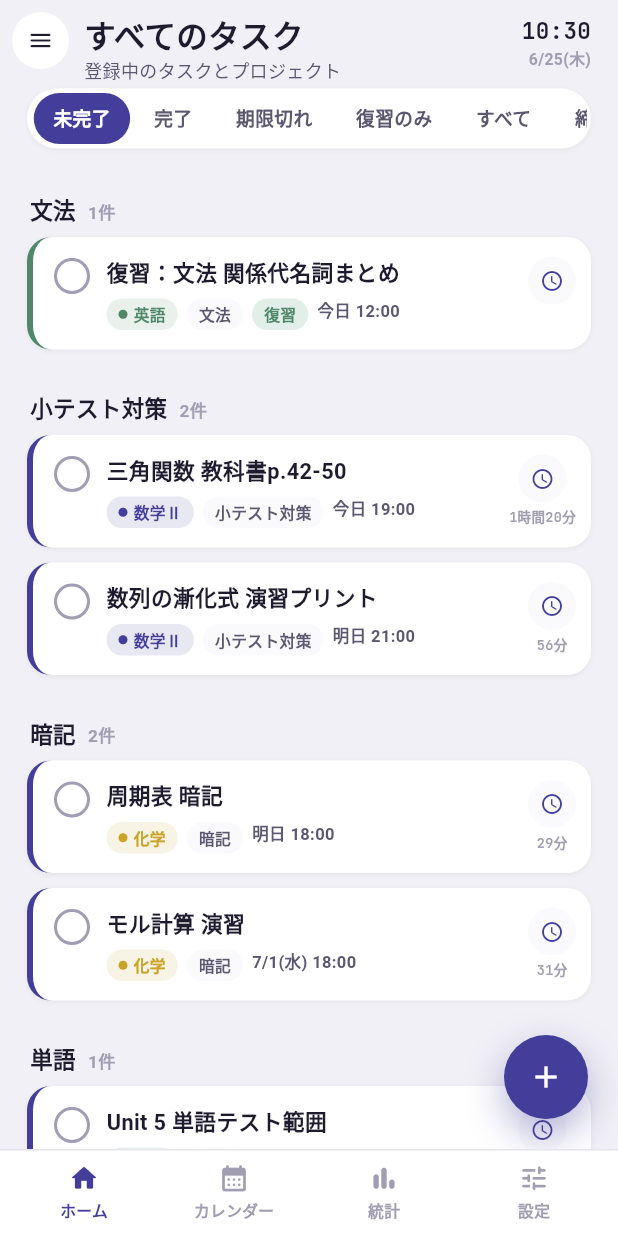
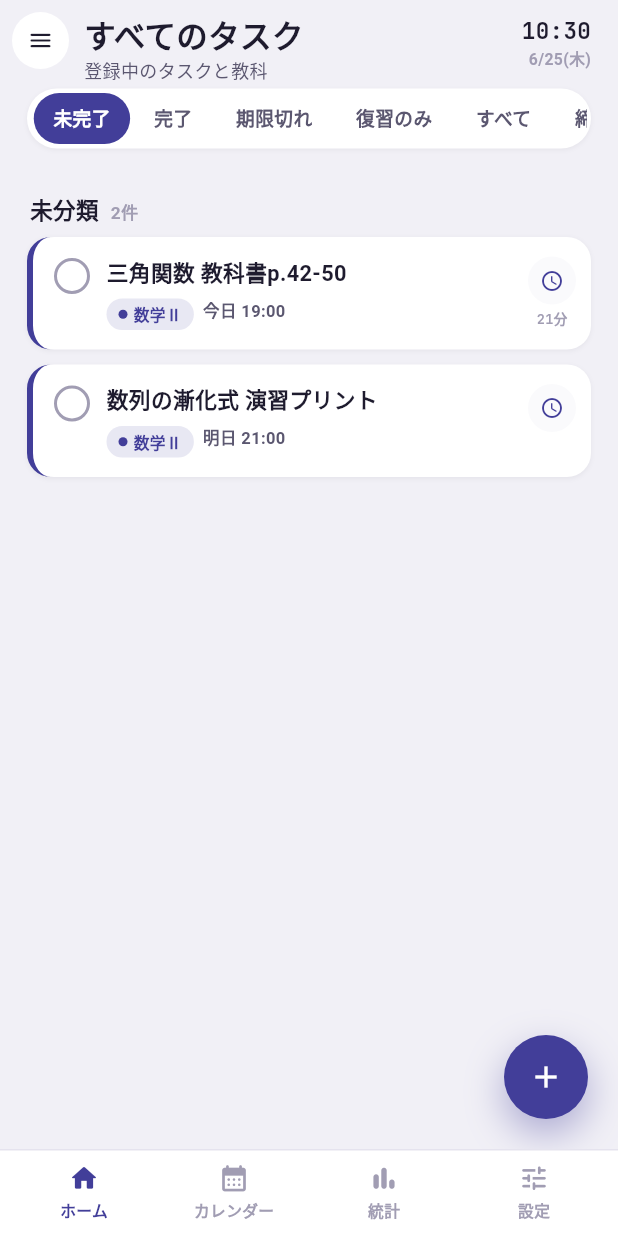
Before and after one commit to nokonoko314/StudySync, a Flutter app: the screen it shows after launch, in the side drawer, after a tap on the "add" icon, on a phone screen of 412 x 824 dp. Run offline on Flutter 3.47's test engine with Material 3 defaults, Android fonts, the phone set to English and light mode, and no system bars; our stand-ins replace cloud_firestore, firebase_auth, firebase_core, flutter_local_notifications, google_fonts, google_sign_in and 4 more; accounts and stored records are empty; Roboto replaces fonts that are missing (Shippori Mincho, Zen Kaku Gothic New).

Commit message:
StudySync_v0.2

```diff
--- a/lib/app_theme.dart
+++ b/lib/app_theme.dart
@@ -24,7 +24,7 @@ class AppColors {
     BoxShadow(color: Color(0x0F1E1B2E), blurRadius: 2, offset: Offset(0, 1)),
   ];
 
-  /// プロジェクトの色（ドット・タグ・グラフに使用）
+  /// 教科の色（ドット・タグ・グラフに使用）
   static const projectPalette = [
     indigo,
     sage,
--- a/lib/main.dart
+++ b/lib/main.dart
@@ -1,3 +1,4 @@
+import 'dart:async';
 import 'package:flutter/material.dart';
 import 'package:flutter_localizations/flutter_localizations.dart';
 import 'package:provider/provider.dart';
@@ -13,8 +14,21 @@ Future<void> main() async {
   // firebase_options.dart は `flutterfire configure` を実行すると
   // 自動生成されます（README_FLUTTER.md 参照）。まだ実行していない場合は
   // ここでビルドエラーになります。
-  await Firebase.initializeApp(options: DefaultFirebaseOptions.currentPlatform);
-  await NotificationService.init();
+  //
+  // どちらの初期化も、万が一固まってしまった場合に画面が永遠に真っ黒/
+  // 起動中のまま、にならないようタイムアウトを付けている。失敗しても
+  // アプリ自体は起動させ、Firebase関連の機能だけが使えない状態で続行する。
+  try {
+    await Firebase.initializeApp(options: DefaultFirebaseOptions.currentPlatform)
+        .timeout(const Duration(seconds: 10));
+  } catch (e) {
+    debugPrint('[main] Firebase.initializeApp failed or timed out: $e');
+  }
+  try {
+    await NotificationService.init().timeout(const Duration(seconds: 5));
+  } catch (e) {
+    debugPrint('[main] NotificationService.init failed or timed out: $e');
+  }
   runApp(const StudySyncApp());
 }
 
--- a/lib/models/app_settings.dart
+++ b/lib/models/app_settings.dart
@@ -13,7 +13,7 @@ class AppSettings {
   bool notifDeadline;
   int reviewLeadMinutes; // 復習タスク：期限の何分前に知らせるか。既定60分
   int deadlineLeadMinutes; // 通常タスク：期限の何分前に知らせるか。既定180分
-  List<String> knownGroups; // 一度使ったグループ名を覚えておき、次回から候補として出す
+  List<String> knownGroups; // 一度使った「プロジェクト」名を覚えておき、次回から候補として出す
   int defaultDueHour; // 新規タスク作成時の既定の期限時刻（時）。既定23時
   int defaultDueMinute; // 新規タスク作成時の既定の期限時刻（分）
   WallpaperType wallpaperType;
--- a/lib/models/project.dart
+++ b/lib/models/project.dart
@@ -1,40 +1,26 @@
 import 'package:flutter/material.dart';
 
-/// プロジェクト（教科・科目）を表すモデル。
-/// テスト期間（start〜end）はオプションで、設定すると
-/// ドロワーに「テスト期間 〇/〇〜〇/〇・あとN日」と表示されます。
+/// 教科（旧プロジェクト）を表すモデル。
 class Project {
   String id;
   String name;
   Color color;
-  DateTime? start;
-  DateTime? end;
 
   Project({
     required this.id,
     required this.name,
     required this.color,
-    this.start,
-    this.end,
   });
 
   Map<String, dynamic> toJson() => {
         'id': id,
         'name': name,
         'color': color.value,
-        'start': start?.millisecondsSinceEpoch,
-        'end': end?.millisecondsSinceEpoch,
       };
 
   factory Project.fromJson(Map<String, dynamic> json) => Project(
         id: json['id'] as String,
         name: json['name'] as String,
         color: Color(json['color'] as int),
-        start: json['start'] != null
-            ? DateTime.fromMillisecondsSinceEpoch(json['start'] as int)
-            : null,
-        end: json['end'] != null
-            ? DateTime.fromMillisecondsSinceEpoch(json['end'] as int)
-            : null,
       );
 }
--- a/lib/screens/home_screen.dart
+++ b/lib/screens/home_screen.dart
@@ -3,7 +3,6 @@ import 'package:provider/provider.dart';
 import '../state/app_state.dart';
 import '../models/task.dart';
 import '../app_theme.dart';
-import '../utils/date_utils.dart';
 import '../widgets/task_card.dart';
 import '../widgets/pressable.dart';
 import '../widgets/project_drawer.dart';
@@ -44,11 +43,7 @@ class HomeScreen extends StatelessWidget {
                 child: Column(crossAxisAlignment: CrossAxisAlignment.start, children: [
                   Text(project?.name ?? 'すべてのタスク', style: AppTheme.display(21)),
                   Text(
-                    project != null
-                        ? (project.start != null
-                            ? 'テスト期間 ${fmtShort(project.start!)}〜${fmtShort(project.end!)}'
-                            : 'プロジェクトのタスクを表示中')
-                        : '登録中のタスクとプロジェクト',
+                    project != null ? 'この教科のタスクを表示中' : '登録中のタスクと教科',
                     style: AppTheme.body(12, color: AppColors.inkSoft),
                   ),
                   if (project != null)
--- a/lib/screens/settings_screen.dart
+++ b/lib/screens/settings_screen.dart
@@ -2,8 +2,10 @@ import 'package:flutter/material.dart';
 import 'package:provider/provider.dart';
 import '../state/app_state.dart';
 import '../app_theme.dart';
+import '../changelog.dart';
 import '../sheets/settings_sheets.dart';
 import '../sheets/project_list_sheet.dart';
+import '../sheets/changelog_sheet.dart';
 import '../widgets/pressable.dart';
 
 class SettingsScreen extends StatelessWidget {
@@ -38,9 +40,9 @@ class SettingsScreen extends StatelessWidget {
           ),
         ]),
         const SizedBox(height: 8),
-        _sectionLabel('科目'),
+        _sectionLabel('教科'),
         _group([
-          _row(context, Icons.folder_outlined, AppColors.sageSoft, AppColors.sage, '科目（プロジェクト）の管理', '追加・編集・削除、テスト期間の設定', () => showSubjectsSheet(context)),
+          _row(context, Icons.folder_outlined, AppColors.sageSoft, AppColors.sage, '教科の管理', '追加・編集・削除', () => showSubjectsSheet(context)),
         ]),
         const SizedBox(height: 8),
         _sectionLabel('忘却曲線'),
@@ -56,19 +58,7 @@ class SettingsScreen extends StatelessWidget {
         const SizedBox(height: 8),
         _sectionLabel('アプリ情報'),
         _group([
-          Padding(
-            padding: const EdgeInsets.symmetric(horizontal: 15, vertical: 13),
-            child: Row(children: [
-              Container(width: 30, height: 30, decoration: BoxDecoration(color: AppColors.surface2, borderRadius: BorderRadius.circular(9)), child: const Icon(Icons.info_outline, size: 15, color: AppColors.inkSoft)),
-              const SizedBox(width: 12),
-              Expanded(
-                child: Column(crossAxisAlignment: CrossAxisAlignment.start, children: [
-                  Text('StudySync', style: AppTheme.body(14, weight: FontWeight.w700)),
-                  Text('Flutter版 v0.1', style: AppTheme.body(11.5, color: AppColors.inkSoft)),
-                ]),
-              ),
-            ]),
-          ),
+          _row(context, Icons.info_outline, AppColors.surface2, AppColors.inkSoft, 'StudySync', '$kAppVersion・変更履歴を見る', () => showChangelogSheet(context)),
         ]),
       ],
     );
--- a/lib/screens/stats_screen.dart
+++ b/lib/screens/stats_screen.dart
@@ -102,7 +102,7 @@ class _StatsScreenState extends State<StatsScreen> {
               final label = switch (v) {
                 _StatsView.day => '日別',
                 _StatsView.week => '週別',
-                _StatsView.project => 'プロジェクト別',
+                _StatsView.project => '教科別',
                 _StatsView.task => 'タスク別',
               };
               return Expanded(
--- a/lib/services/seed_data.dart
+++ b/lib/services/seed_data.dart
@@ -1,4 +1,3 @@
-import 'dart:math';
 import '../models/project.dart';
 import '../models/task.dart';
 import '../app_theme.dart';
@@ -9,32 +8,11 @@ DateTime _daysFromNow(int n, [int h = 18, int m = 0]) {
   return DateTime(d.year, d.month, d.day, h, m);
 }
 
-final _rnd = Random();
-
 /// 初回起動時（保存データがまだ無いとき）に入れる、操作感を確認するための
-/// デモデータ。実運用では削除・置き換えてOKです。
+/// 最小限のデモデータ。多すぎると分かりにくいので、3件程度に絞っています。
 void seedDemoData(AppState state) {
-  final pMath = Project(
-      id: state.newId('proj'),
-      name: '数学Ⅱ',
-      color: AppColors.projectPalette[0],
-      start: _daysFromNow(5, 9, 0),
-      end: _daysFromNow(12, 17, 0));
-  final pEng = Project(
-      id: state.newId('proj'),
-      name: '英語',
-      color: AppColors.projectPalette[1],
-      start: _daysFromNow(3, 9, 0),
-      end: _daysFromNow(10, 17, 0));
-  final pPhys = Project(
-      id: state.newId('proj'),
-      name: '物理',
-      color: AppColors.projectPalette[2],
-      start: _daysFromNow(20, 9, 0),
-      end: _daysFromNow(27, 17, 0));
-  final pChem =
-      Project(id: state.newId('proj'), name: '化学', color: AppColors.projectPalette[3]);
-  state.projects = [pMath, pEng, pPhys, pChem];
+  final pMath = Project(id: state.newId('proj'), name: '数学Ⅱ', color: AppColors.projectPalette[0]);
+  state.projects = [pMath];
 
   Task mk(
     String title,
@@ -42,11 +20,8 @@ void seedDemoData(AppState state) {
     String? group,
     required DateTime due,
     bool completed = false,
-    bool autoReview = true,
-    List<int>? intervals,
     int timeSpent = 0,
     List<StudySession>? sessions,
-    bool reviewsGenerated = false,
     String notes = '',
   }) {
     final t = Task(
@@ -56,103 +31,24 @@ void seedDemoData(AppState state) {
       group: group,
       due: due,
       completed: completed,
-      autoReview: autoReview,
-      intervals: intervals ?? const [1, 3, 7, 14, 30],
       timeSpent: timeSpent,
       sessions: sessions ?? [],
       notes: notes,
     );
-    t.reviewsGenerated = reviewsGenerated;
     if (completed) t.completedAt = due;
     return t;
   }
 
   final t1 = mk('三角関数 教科書p.42-50', pMath,
-      group: '小テスト対策',
       due: _daysFromNow(0, 19, 0),
       notes: '加法定理と倍角の公式を中心に復習する。',
-      timeSpent: 1860,
-      sessions: [
-        StudySession(id: state.newId('sess'), date: _daysFromNow(-1, 20, 0), durationSeconds: 1260),
-        StudySession(id: state.newId('sess'), date: _daysFromNow(0, 8, 0), durationSeconds: 600),
-      ]);
-  final t2 = mk('数列の漸化式 演習プリント', pMath, group: '小テスト対策', due: _daysFromNow(1, 21, 0));
+      timeSpent: 1260,
+      sessions: [StudySession(id: state.newId('sess'), date: _daysFromNow(-1, 20, 0), durationSeconds: 1260)]);
+  final t2 = mk('数列の漸化式 演習プリント', pMath, due: _daysFromNow(1, 21, 0));
   final t3 = mk('ベクトルの内積 章末問題', pMath, due: _daysFromNow(-1, 18, 0));
-  final t4 = mk('積分の応用 教科書p.88', pMath,
-      due: _daysFromNow(-4, 18, 0),
-      completed: true,
-      timeSpent: 2700,
-      sessions: [
-        StudySession(id: state.newId('sess'), date: _daysFromNow(-4, 17, 30), durationSeconds: 2700)
-      ],
-      reviewsGenerated: true);
 
-  final t5 = mk('Unit 5 単語テスト範囲', pEng, group: '単語', due: _daysFromNow(2, 17, 0));
-  final t6 = mk('長文読解プリント 第3回', pEng, due: _daysFromNow(-2, 18, 0));
-  final t7 = mk('文法 関係代名詞まとめ', pEng,
-      group: '文法',
-      due: _daysFromNow(-6, 18, 0),
-      completed: true,
-      timeSpent: 1500,
-      sessions: [
-        StudySession(id: state.newId('sess'), date: _daysFromNow(-6, 19, 0), durationSeconds: 1500)
-      ],
-      reviewsGenerated: true);
+  state.tasks = [t1, t2, t3];
 
-  final t8 = mk('運動方程式 章末問題', pPhys,
-      due: _daysFromNow(4, 18, 0),
-      timeSpent: 600,
-      sessions: [
-        StudySession(id: state.newId('sess'), date: _daysFromNow(-1, 16, 0), durationSeconds: 600)
-      ]);
-  final t9 = mk('力学 基礎問題集 p.20', pPhys, due: _daysFromNow(9, 18, 0));
-
-  final t10 = mk('周期表 暗記', pChem,
-      group: '暗記', due: _daysFromNow(1, 18, 0), autoReview: false, intervals: const []);
-  final t11 = mk('モル計算 演習', pChem, group: '暗記', due: _daysFromNow(6, 18, 0));
-
-  final r1 = Task(
-      id: state.newId('task'),
-      title: '復習：積分の応用 教科書p.88',
-      projectId: pMath.id,
-      due: _daysFromNow(0, 9, 0),
-      isReview: true,
-      parentId: t4.id,
-      autoReview: false,
-      intervals: const []);
-  final r2 = Task(
-      id: state.newId('task'),
-      title: '復習：積分の応用 教科書p.88',
-      projectId: pMath.id,
-      due: _daysFromNow(-2, 9, 0),
-      isReview: true,
-      parentId: t4.id,
-      autoReview: false,
-      intervals: const []);
-  final r3 = Task(
-      id: state.newId('task'),
-      title: '復習：文法 関係代名詞まとめ',
-      projectId: pEng.id,
-      group: '文法',
-      due: _daysFromNow(0, 12, 0),
-      isReview: true,
-      parentId: t7.id,
-      autoReview: false,
-      intervals: const []);
-
-  // 統計画面のグラフに表情をつけるため、過去の学習セッションを追加で散らす
-  final pool = [t1, t2, t3, t5, t6, t8, t9, t10, t11];
-  for (var i = 1; i <= 13; i++) {
-    final t = pool[i % pool.length];
-    final dur = 600 + _rnd.nextInt(2400);
-    t.sessions.add(
-        StudySession(id: state.newId('sess'), date: _daysFromNow(-i, 16 + (i % 4), 0), durationSeconds: dur));
-    t.timeSpent += dur;
-  }
-
-  state.tasks = [t1, t2, t3, t4, t5, t6, t7, t8, t9, t10, t11, r1, r2, r3];
-
-  // デモデータで使っているグループ名を、最初から候補として登録しておく
   for (final t in state.tasks) {
     if (t.group != null && !state.settings.knownGroups.contains(t.group)) {
       state.settings.knownGroups.add(t.group!);
--- a/lib/sheets/add_edit_task_sheet.dart
+++ b/lib/sheets/add_edit_task_sheet.dart
@@ -94,7 +94,7 @@ class _AddEditTaskBodyState extends State<_AddEditTaskBody> {
       return;
     }
     if (_projectId == null) {
-      _toast('プロジェクトを選択してください', error: true);
+      _toast('教科を選択してください', error: true);
       return;
     }
     final group = _groupCtrl.text.trim().isEmpty ? null : _groupCtrl.text.trim();
@@ -141,7 +141,7 @@ class _AddEditTaskBodyState extends State<_AddEditTaskBody> {
           Row(crossAxisAlignment: CrossAxisAlignment.start, children: [
             Expanded(
               child: Column(crossAxisAlignment: CrossAxisAlignment.start, children: [
-                _label('プロジェクト'),
+                _label('教科'),
                 Container(
                   padding: const EdgeInsets.symmetric(horizontal: 8),
                   decoration: _boxDecoration(),
@@ -160,7 +160,7 @@ class _AddEditTaskBodyState extends State<_AddEditTaskBody> {
             ),
           ]),
           const SizedBox(height: 16),
-          _label('グループ（任意）'),
+          _label('プロジェクト（任意）'),
           TextField(controller: _groupCtrl, decoration: _decoration('例：期末試験')),
           if (groupOptions.isNotEmpty)
             Padding(
--- a/lib/sheets/project_list_sheet.dart
+++ b/lib/sheets/project_list_sheet.dart
@@ -3,15 +3,14 @@ import 'package:provider/provider.dart';
 import '../state/app_state.dart';
 import '../models/project.dart';
 import '../app_theme.dart';
-import '../utils/date_utils.dart';
 import '../widgets/sheet_scaffold.dart';
 import '../widgets/pressable.dart';
 import 'project_edit_sheet.dart';
 
-/// 設定画面から開く「科目（プロジェクト）の管理」シート。
+/// 設定画面から開く「教科の管理」シート。
 /// ドロワーと同じデータを使い、追加・編集・削除ができます。
 void showSubjectsSheet(BuildContext context) {
-  showAppSheet(context, title: '科目の管理', bodyBuilder: (ctx) => const _SubjectsBody());
+  showAppSheet(context, title: '教科の管理', bodyBuilder: (ctx) => const _SubjectsBody());
 }
 
 class _SubjectsBody extends StatelessWidget {
@@ -30,7 +29,7 @@ class _SubjectsBody extends StatelessWidget {
             Padding(
               padding: const EdgeInsets.symmetric(vertical: 20),
               child: Center(
-                child: Text('まだ科目がありません。下のボタンから追加してください。',
+                child: Text('まだ教科がありません。下のボタンから追加してください。',
                     textAlign: TextAlign.center, style: AppTheme.body(12.5, color: AppColors.inkFaint)),
               ),
             )
@@ -42,7 +41,7 @@ class _SubjectsBody extends StatelessWidget {
             child: OutlinedButton.icon(
               onPressed: () => showProjectEditSheet(context, null),
               icon: const Icon(Icons.add, size: 16, color: AppColors.indigo),
-              label: Text('新しい科目を追加', style: AppTheme.body(13, weight: FontWeight.w700, color: AppColors.indigo)),
+              label: Text('新しい教科を追加', style: AppTheme.body(13, weight: FontWeight.w700, color: AppColors.indigo)),
               style: OutlinedButton.styleFrom(
                   backgroundColor: AppColors.indigoSoft, side: BorderSide.none, padding: const EdgeInsets.symmetric(vertical: 13)),
             ),
@@ -59,8 +58,7 @@ class _SubjectsBody extends StatelessWidget {
       child: Container(
         decoration: BoxDecoration(color: AppColors.surface2, borderRadius: BorderRadius.circular(13)),
         padding: const EdgeInsets.symmetric(horizontal: 12, vertical: 4),
-        child: Column(crossAxisAlignment: CrossAxisAlignment.start, children: [
-          Row(children: [
+        child: Row(children: [
           Expanded(
             child: Pressable(
               onTap: () => showProjectEditSheet(context, p.id),
@@ -85,13 +83,6 @@ class _SubjectsBody extends StatelessWidget {
             ),
           ),
         ]),
-          if (p.start != null && p.end != null)
-            Padding(
-              padding: const EdgeInsets.only(left: 20, bottom: 8),
-              child: Text('テスト期間 ${fmtShort(p.start!)}〜${fmtShort(p.end!)}',
-                  style: AppTheme.body(10.5, color: AppColors.inkFaint)),
-            ),
-        ]),
       ),
     );
   }
--- a/lib/sheets/settings_sheets.dart
+++ b/lib/sheets/settings_sheets.dart
@@ -441,6 +441,7 @@ class _GoogleLinkBodyState extends State<_GoogleLinkBody> {
 // =====================================================================
 
 void showNotificationSheet(BuildContext context) {
+  context.read<AppState>().syncNotifPermission();
   showAppSheet(context, title: '通知', bodyBuilder: (ctx) => const _NotificationBody());
 }
 
--- a/lib/state/app_state.dart
+++ b/lib/state/app_state.dart
@@ -1,5 +1,7 @@
+import 'dart:async';
 import 'package:flutter/material.dart';
 import 'package:firebase_auth/firebase_auth.dart';
+import 'package:permission_handler/permission_handler.dart';
 import '../models/project.dart';
 import '../models/task.dart';
 import '../models/app_settings.dart';
@@ -55,6 +57,24 @@ class AppState extends ChangeNotifier {
 
   Future<void> load() async {
     try {
+      await _doLoad().timeout(const Duration(seconds: 20));
+    } on TimeoutException catch (_) {
+      debugPrint('[AppState.load] timed out after 20s — continuing with whatever is available');
+    } catch (e, st) {
+      debugPrint('[AppState.load] unexpected error: $e\n$st');
+    } finally {
+      if (projects.isEmpty && tasks.isEmpty) {
+        // ここまでで何も読み込めていなければ、最後の手段としてデモデータを入れる
+        seedDemoData(this);
+      }
+      // ここを必ず通すことで、どこかで失敗・タイムアウトしてもアプリが
+      // 「読み込み中」のまま固まらないようにしている。
+      _loaded = true;
+      notifyListeners();
+    }
+  }
+
+  Future<void> _doLoad() async {
     final user = FirebaseAuth.instance.currentUser;
     var handled = false;
     if (user != null) {
@@ -62,7 +82,7 @@ class AppState extends ChangeNotifier {
       // データを優先して取り込む（他端末での変更を反映するため）。
       // オフライン等で失敗した場合は、ローカルの保存データにフォールバックする。
       try {
-          final cloud = await SyncService.pull(user.uid);
+        final cloud = await SyncService.pull(user.uid).timeout(const Duration(seconds: 8));
         if (cloud != null) {
           projects = cloud.projects;
           tasks = cloud.tasks;
@@ -90,24 +110,33 @@ class AppState extends ChangeNotifier {
       }
     }
 
+    // 通知の許可状態は、システムの設定画面から直接許可された場合でも
+    // 正しく反映されるよう、起動時に実際のOS側の状態と同期しておく。
+    try {
+      await syncNotifPermission();
+    } catch (e) {
+      debugPrint('[AppState.load] notif permission sync failed: $e');
+    }
+
     // 端末を再起動した場合などに備え、起動時に通知予約を設定内容に
     // 合わせて再適用しておく。失敗しても起動自体は止めない。
     try {
-        await NotificationService.rescheduleAll(tasks, settings);
+      await NotificationService.rescheduleAll(tasks, settings).timeout(const Duration(seconds: 8));
     } catch (e) {
       debugPrint('[AppState.load] notification schedule failed: $e');
     }
-    } catch (e, st) {
-      debugPrint('[AppState.load] unexpected error: $e\n$st');
-      if (projects.isEmpty && tasks.isEmpty) {
-        seedDemoData(this);
   }
-    } finally {
-      // ここを必ず通すことで、どこかで失敗してもアプリが
-      // 「読み込み中」のまま固まらないようにしている。
-      _loaded = true;
-      notifyListeners();
+
+  /// OS側の実際の通知許可状態を確認し、settings.notifGranted を同期する。
+  /// 「アプリ内のスイッチではなく、端末の設定から直接許可した」場合にも
+  /// 正しく反映されるようにするためのもの。
+  Future<bool> syncNotifPermission() async {
+    final status = await Permission.notification.status;
+    if (settings.notifGranted != status.isGranted) {
+      settings.notifGranted = status.isGranted;
+      _persist();
     }
+    return status.isGranted;
   }
 
   Future<void> _persist() async {
@@ -147,35 +176,18 @@ class AppState extends ChangeNotifier {
 
   // ===================== Projects =====================
 
-  Project addProject(
-      {required String name, required Color color, DateTime? start, DateTime? end}) {
-    final p = Project(id: newId('proj'), name: name, color: color, start: start, end: end);
+  Project addProject({required String name, required Color color}) {
+    final p = Project(id: newId('proj'), name: name, color: color);
     projects.add(p);
     _persist();
     notifyListeners();
     return p;
   }
 
-  void updateProject(String id,
-      {String? name,
-      Color? color,
-      DateTime? start,
-      DateTime? end,
-      bool clearStart = false,
-      bool clearEnd = false}) {
+  void updateProject(String id, {String? name, Color? color}) {
     final p = projects.firstWhere((p) => p.id == id);
     if (name != null) p.name = name;
     if (color != null) p.color = color;
-    if (clearStart) {
-      p.start = null;
-    } else if (start != null) {
-      p.start = start;
-    }
-    if (clearEnd) {
-      p.end = null;
-    } else if (end != null) {
-      p.end = end;
-    }
     _persist();
     notifyListeners();
   }
@@ -256,7 +268,12 @@ class AppState extends ChangeNotifier {
 
   void deleteTask(String id) {
     NotificationService.cancelForTask(id).catchError((_) {});
-    tasks.removeWhere((t) => t.id == id);
+    // 元のタスクを消したら、そこから生成された復習タスクも一緒に消す
+    final children = tasks.where((t) => t.parentId == id).map((t) => t.id).toList();
+    for (final childId in children) {
+      NotificationService.cancelForTask(childId).catchError((_) {});
+    }
+    tasks.removeWhere((t) => t.id == id || t.parentId == id);
     _persist();
     notifyListeners();
   }
@@ -405,7 +422,7 @@ class AppState extends ChangeNotifier {
     notifyListeners();
   }
 
-  /// グループ名を「使ったことがある候補」として記録する。
+  /// 「プロジェクト」名（旧グループ）を「使ったことがある候補」として記録する。
   /// 一度使えば、別のタスク・別の科目でも次から候補に出てくるようになる。
   void registerGroup(String group) {
     final trimmed = group.trim();
--- a/lib/widgets/project_drawer.dart
+++ b/lib/widgets/project_drawer.dart
@@ -3,11 +3,10 @@ import 'package:provider/provider.dart';
 import '../state/app_state.dart';
 import '../models/project.dart';
 import '../app_theme.dart';
-import '../utils/date_utils.dart';
 import '../sheets/project_edit_sheet.dart';
 import 'pressable.dart';
 
-/// 左から開くプロジェクト一覧ドロワー。タップしたプロジェクトだけに
+/// 左から開く教科一覧ドロワー。タップした教科だけに
 /// ホーム画面のタスク一覧を絞り込みます（HTMLプロトタイプの#drawerに相当）。
 class ProjectDrawer extends StatelessWidget {
   const ProjectDrawer({super.key});
@@ -23,9 +22,9 @@ class ProjectDrawer extends StatelessWidget {
           Padding(
             padding: const EdgeInsets.fromLTRB(20, 8, 20, 16),
             child: Column(crossAxisAlignment: CrossAxisAlignment.start, children: [
-              Text('プロジェクト', style: AppTheme.display(19)),
+              Text('教科', style: AppTheme.display(19)),
               const SizedBox(height: 2),
-              Text('タップすると、そのプロジェクトのタスクだけ表示します',
+              Text('タップすると、その教科のタスクだけ表示します',
                   style: AppTheme.body(11.5, color: AppColors.inkSoft)),
             ]),
           ),
@@ -50,7 +49,7 @@ class ProjectDrawer extends StatelessWidget {
                   showProjectEditSheet(context, null);
                 },
                 icon: const Icon(Icons.add, size: 16, color: AppColors.indigo),
-                label: Text('新しいプロジェクト',
+                label: Text('新しい教科',
                     style: AppTheme.body(13, weight: FontWeight.w700, color: AppColors.indigo)),
                 style: OutlinedButton.styleFrom(
                     backgroundColor: AppColors.indigoSoft,
@@ -128,16 +127,6 @@ class ProjectDrawer extends StatelessWidget {
         ]),
       ),
     ];
-    if (p.start != null && p.end != null) {
-      final daysLeft = p.end!.difference(DateTime.now()).inDays;
-      rows.add(Padding(
-        padding: const EdgeInsets.only(left: 20, bottom: 6),
-        child: Text(
-          'テスト期間 ${fmtShort(p.start!)}〜${fmtShort(p.end!)}${daysLeft >= 0 ? '・あと$daysLeft日' : ''}',
-          style: AppTheme.body(10.5, color: AppColors.inkFaint),
-        ),
-      ));
-    }
     return rows;
   }
 }
--- a/lib/widgets/stats_charts.dart
+++ b/lib/widgets/stats_charts.dart
@@ -56,7 +56,7 @@ class BarChartWidget extends StatelessWidget {
   }
 }
 
-/// プロジェクト別／タスク別グラフ用の横バー一覧。
+/// 教科別／タスク別グラフ用の横バー一覧。
 class HorizontalBarList extends StatelessWidget {
   final List<HBarItem> items;
   const HorizontalBarList({super.key, required this.items});
```
Also changed, not shown: lib/changelog.dart (added, +40 -0 lines), lib/sheets/changelog_sheet.dart (added, +51 -0 lines), lib/sheets/project_edit_sheet.dart (+7 -67 lines), lib/sheets/timer_sheet.dart (+41 -36 lines), 1 other file. Lines whose indentation alone changed are shown as unchanged.
